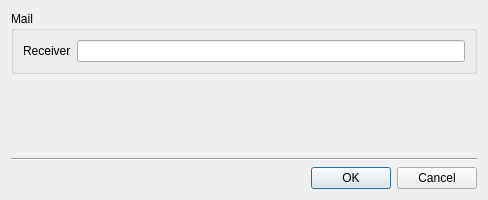
Old version of the form src/dialogs/recipientaddressdialog.ui in the repository madnight/chessx.
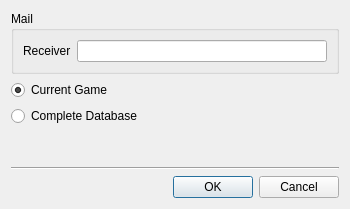
New version of the form.

Commit message: New feature: Send database to Mail-Client

Patch:
```diff
--- a/src/dialogs/recipientaddressdialog.ui
+++ b/src/dialogs/recipientaddressdialog.ui
@@ -6,8 +6,8 @@
    <rect>
     <x>0</x>
     <y>0</y>
-    <width>488</width>
-    <height>200</height>
+    <width>350</width>
+    <height>209</height>
    </rect>
   </property>
   <property name="windowTitle">
@@ -33,6 +33,23 @@
      </layout>
     </widget>
    </item>
+   <item>
+    <widget class="QRadioButton" name="currentGame">
+     <property name="text">
+      <string>Current Game</string>
+     </property>
+     <property name="checked">
+      <bool>true</bool>
+     </property>
+    </widget>
+   </item>
+   <item>
+    <widget class="QRadioButton" name="completeDatabase">
+     <property name="text">
+      <string>Complete Database</string>
+     </property>
+    </widget>
+   </item>
    <item>
     <spacer name="verticalSpacer">
      <property name="orientation">
@@ -41,7 +58,7 @@
      <property name="sizeHint" stdset="0">
       <size>
        <width>20</width>
-       <height>10</height>
+       <height>1</height>
       </size>
      </property>
     </spacer>
```
The commit also changes 6 other files.
